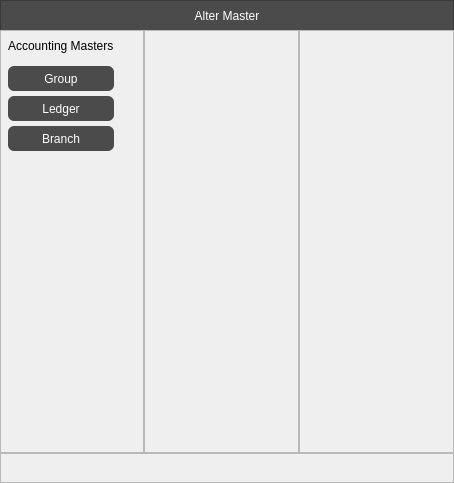
Before: the Qt Designer form Resources/Ui/AlterMasterList.ui in Darshitjivani/MBAS, drawn with Qt 5.
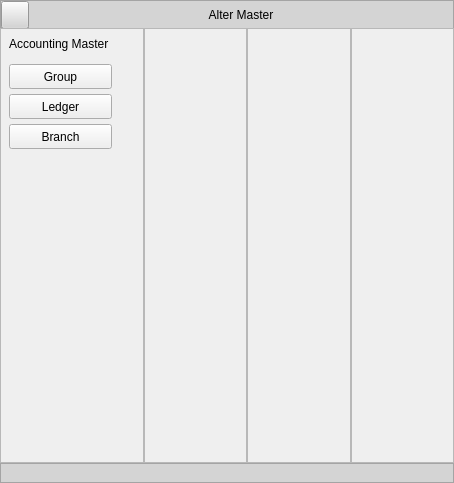
After: the same form once the commit is applied. Icons and pictures are not drawn.

The edit to the form file:
```diff
--- a/Resources/Ui/AlterMasterList.ui
+++ b/Resources/Ui/AlterMasterList.ui
@@ -7,7 +7,7 @@
     <x>0</x>
     <y>0</y>
     <width>454</width>
-    <height>453</height>
+    <height>483</height>
    </rect>
   </property>
   <property name="windowTitle">
@@ -36,24 +36,7 @@
     <item row="1" column="0">
      <widget class="QWidget" name="widget" native="true">
       <property name="styleSheet">
-       <string notr="true">QPushButton{
-
-	font: 75 10pt &quot;Sitka Small&quot;;
-border-radius:06px;
-background-color: rgb(75,75,75);
-color: rgb(255, 255, 255);
-
-
-
-}
-QPushButton:selected {
-  background: #1464A0;
-  color: #19232d;
-}
-
-
-
-</string>
+       <string notr="true"/>
       </property>
       <layout class="QGridLayout" name="gridLayout_3">
        <property name="leftMargin">
@@ -176,7 +159,7 @@
              <string notr="true"/>
             </property>
             <property name="text">
-             <string>Accounting Masters</string>
+             <string>Accounting Master </string>
             </property>
             <property name="alignment">
              <set>Qt::AlignLeading|Qt::AlignLeft|Qt::AlignVCenter</set>
@@ -303,6 +286,33 @@
             </layout>
            </widget>
           </item>
+          <item row="0" column="2">
+           <widget class="QFrame" name="fAlterBranch">
+            <property name="frameShape">
+             <enum>QFrame::StyledPanel</enum>
+            </property>
+            <property name="frameShadow">
+             <enum>QFrame::Raised</enum>
+            </property>
+            <layout class="QGridLayout" name="gridLayout_8">
+             <property name="leftMargin">
+              <number>0</number>
+             </property>
+             <property name="topMargin">
+              <number>0</number>
+             </property>
+             <property name="rightMargin">
+              <number>0</number>
+             </property>
+             <property name="bottomMargin">
+              <number>0</number>
+             </property>
+             <property name="spacing">
+              <number>0</number>
+             </property>
+            </layout>
+           </widget>
+          </item>
          </layout>
         </widget>
        </item>
@@ -314,15 +324,20 @@
       <property name="minimumSize">
        <size>
         <width>0</width>
-        <height>30</height>
+        <height>20</height>
        </size>
       </property>
       <property name="maximumSize">
        <size>
         <width>16777215</width>
-        <height>30</height>
+        <height>20</height>
        </size>
       </property>
+      <property name="styleSheet">
+       <string notr="true">background-color: rgb(212, 212, 212);
+font: 63 11pt &quot;Segoe UI Semibold&quot;;
+color:#000000</string>
+      </property>
       <property name="frameShape">
        <enum>QFrame::StyledPanel</enum>
       </property>
@@ -336,13 +351,13 @@
       <property name="maximumSize">
        <size>
         <width>16777215</width>
-        <height>30</height>
+        <height>28</height>
        </size>
       </property>
       <property name="styleSheet">
-       <string notr="true">background-color: rgb(75,75,75);
-color: rgb(255, 255, 255);
-font: 75 10pt &quot;Sitka Small&quot;;</string>
+       <string notr="true">background-color: rgb(212, 212, 212);
+font: 63 11pt &quot;Segoe UI Semibold&quot;;
+color:#000000</string>
       </property>
       <property name="frameShape">
        <enum>QFrame::StyledPanel</enum>
@@ -367,11 +382,41 @@
         <number>0</number>
        </property>
        <item row="0" column="0">
+        <widget class="QPushButton" name="pbBack">
+         <property name="minimumSize">
+          <size>
+           <width>28</width>
+           <height>28</height>
+          </size>
+         </property>
+         <property name="maximumSize">
+          <size>
+           <width>28</width>
+           <height>28</height>
+          </size>
+         </property>
+         <property name="styleSheet">
+          <string notr="true">QPushButton::hover{
+
+background-color: #9a9a9a
+
+}</string>
+         </property>
+         <property name="text">
+          <string/>
+         </property>
+         <property name="icon">
+          <iconset resource="../icons/icons.qrc">
+           <normaloff>:/newPrefix/icons/corner-down-left.svg</normaloff>:/newPrefix/icons/corner-down-left.svg</iconset>
+         </property>
+        </widget>
+       </item>
+       <item row="0" column="1">
         <widget class="QLabel" name="lbAlterMaster">
          <property name="minimumSize">
           <size>
            <width>0</width>
-           <height>30</height>
+           <height>28</height>
           </size>
          </property>
          <property name="maximumSize">
```
Left out of the diff: 2 changed lines with no effect on the pictures.
